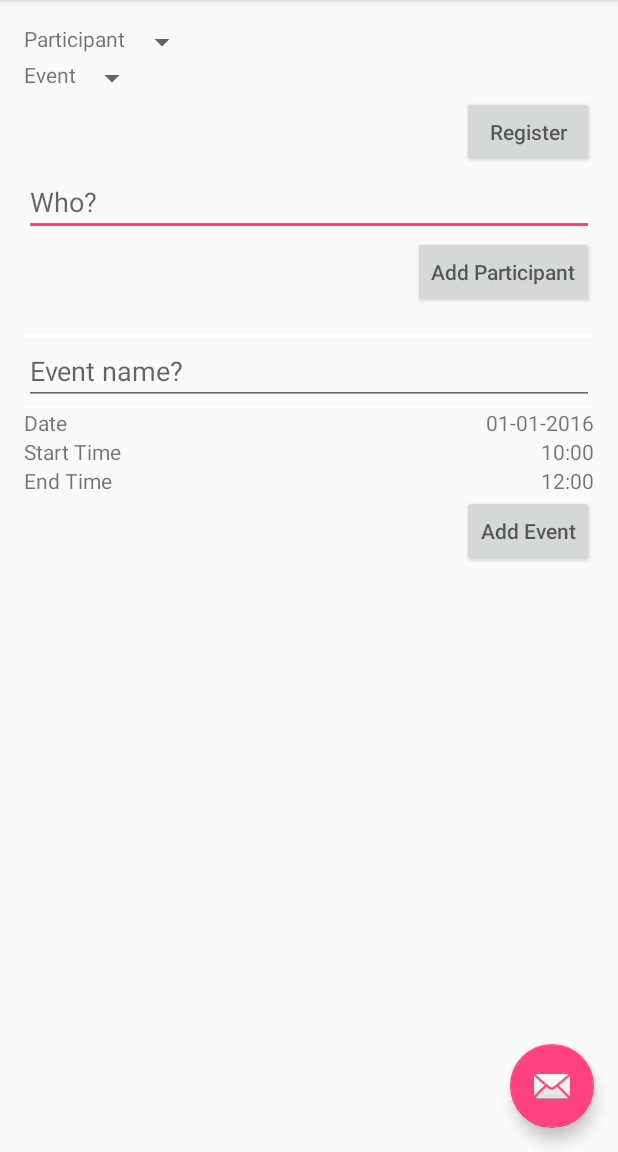
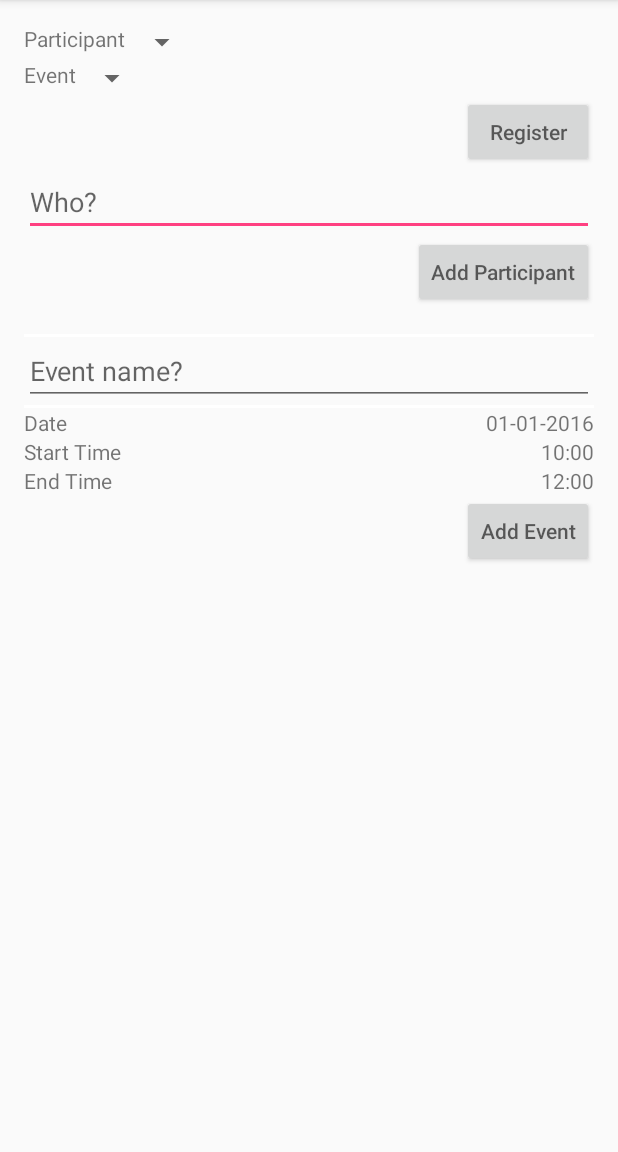
Before and after one commit to erickzhao/Event-Registration-Application, an Android app: the screen it shows after launch (MainActivity), on a phone screen of 412 x 824 dp, the part 84-1236 px from its top. Run offline under Robolectric (Android 15) with nearby library versions, the phone set to English and light mode, and no system bars; 7 statements that could not run were skipped.

Commit message:
Remove useless floating action button

```diff
--- a/workspace-mobile/app/src/main/java/ca/mcgill/ecse321/eventregistration/MainActivity.java
+++ b/workspace-mobile/app/src/main/java/ca/mcgill/ecse321/eventregistration/MainActivity.java
@@ -53,15 +53,6 @@
         setContentView(R.layout.activity_main);
         Toolbar toolbar = (Toolbar) findViewById(R.id.toolbar);
         setSupportActionBar(toolbar);
-
-        FloatingActionButton fab = (FloatingActionButton) findViewById(R.id.fab);
-        fab.setOnClickListener(new View.OnClickListener() {
-            @Override
-            public void onClick(View view) {
-                Snackbar.make(view, "Replace with your own action", Snackbar.LENGTH_LONG)
-                        .setAction("Action", null).show();
-            }
-        });
 
         refreshData();
     }
--- a/workspace-mobile/app/src/main/res/layout/activity_main.xml
+++ b/workspace-mobile/app/src/main/res/layout/activity_main.xml
@@ -23,12 +23,4 @@
 
     <include layout="@layout/content_main" />
 
-    <android.support.design.widget.FloatingActionButton
-        android:id="@+id/fab"
-        android:layout_width="wrap_content"
-        android:layout_height="wrap_content"
-        android:layout_gravity="bottom|end"
-        android:layout_margin="@dimen/fab_margin"
-        app:srcCompat="@android:drawable/ic_dialog_email" />
-
 </android.support.design.widget.CoordinatorLayout>
```
